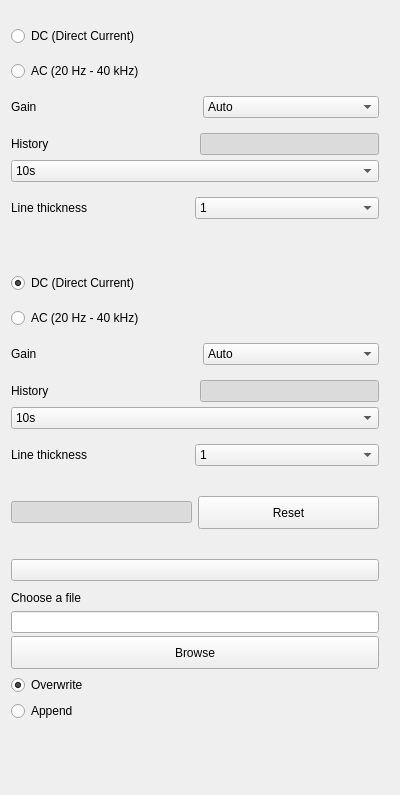
First picture: the form in gui/ui/voltmeter_menu.ui, repository analogdevicesinc/scopy, before the edit.
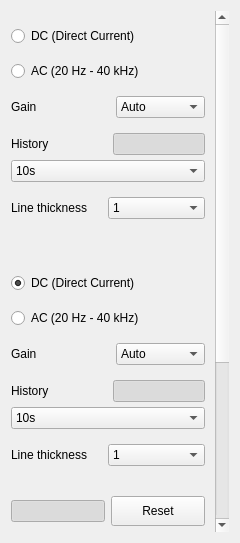
Second picture: the form after the edit. Custom widgets are drawn as their Qt base class.

Commit message: Tool View: Added method for setting a fixed menu

The edit to the form file:
```diff
--- a/gui/ui/voltmeter_menu.ui
+++ b/gui/ui/voltmeter_menu.ui
@@ -6,8 +6,8 @@
    <rect>
     <x>0</x>
     <y>0</y>
-    <width>400</width>
-    <height>795</height>
+    <width>240</width>
+    <height>543</height>
    </rect>
   </property>
   <property name="windowTitle">
@@ -44,8 +44,8 @@
       <property name="geometry">
        <rect>
         <x>0</x>
-        <y>-131</y>
-        <width>368</width>
+        <y>0</y>
+        <width>208</width>
         <height>908</height>
        </rect>
       </property>
```
The commit also changes 9 other files.
